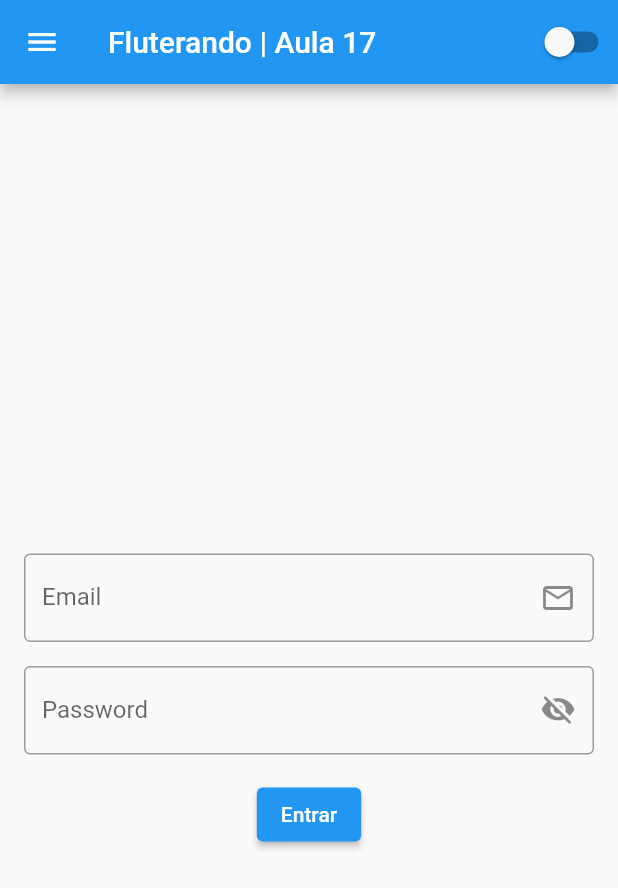
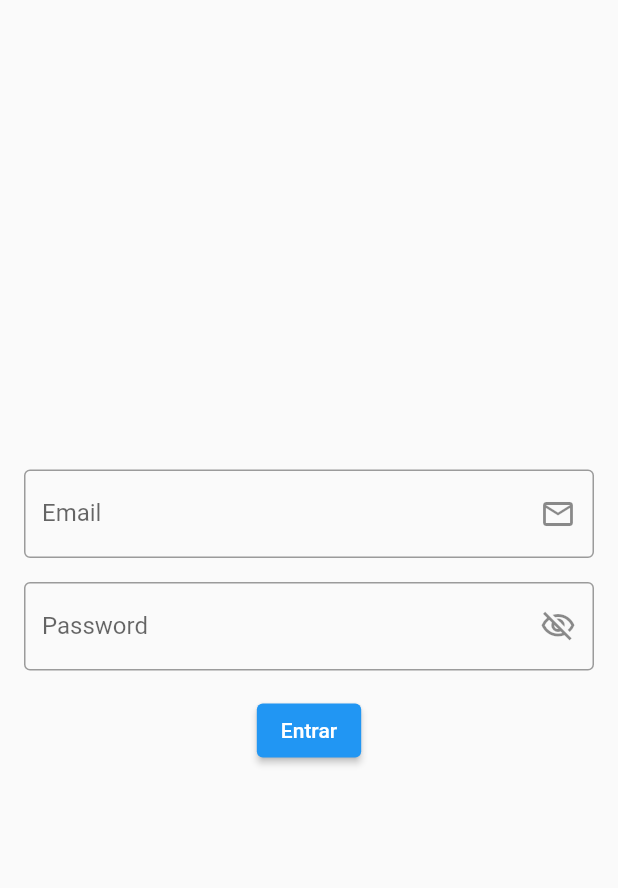
Before and after one commit to tamirfaria/flutterando, a Flutter app: the screen it shows after launch, after a tap on "Entrar", on a phone screen of 412 x 824 dp. Shown: the top 888 px of the screen. Run offline on Flutter 3.47's test engine with Material 2 defaults, Android fonts, the phone set to English and light mode, and no system bars.

Commit message:
feat: Navigation use through login

```diff
--- a/lib/app_widget.dart
+++ b/lib/app_widget.dart
@@ -1,6 +1,6 @@
 import 'package:flutter/material.dart';
 import 'package:flutterando/app_controller.dart';
-import 'package:flutterando/home_page.dart';
+import 'package:flutterando/login_page.dart';
 
 class AppWidget extends StatelessWidget {
   const AppWidget({Key? key}) : super(key: key);
@@ -17,7 +17,7 @@ class AppWidget extends StatelessWidget {
                 ? Brightness.dark
                 : Brightness.light,
           ),
-          home: const HomePage(title: 'Fluterando | Aula 17'),
+          home: const LoginPage(),
         );
       },
     );
--- a/lib/login_page.dart
+++ b/lib/login_page.dart
@@ -1,4 +1,5 @@
 import 'package:flutter/material.dart';
+import 'package:flutterando/home_page.dart';
 
 class LoginPage extends StatefulWidget {
   const LoginPage({Key? key}) : super(key: key);
@@ -11,6 +12,12 @@ class _LoginPageState extends State<LoginPage> {
   String email = '';
   String password = '';
   bool isVisible = false;
+  void changeVisibility() {
+    setState(() {
+      isVisible = !isVisible;
+    });
+  }
+
   @override
   Widget build(BuildContext context) {
     return Scaffold(
@@ -36,12 +43,17 @@ class _LoginPageState extends State<LoginPage> {
                 ),
                 const SizedBox(height: 16.0),
                 TextField(
-                  obscureText: true,
+                  obscureText: (!isVisible) ? true : false,
                   keyboardType: TextInputType.visiblePassword,
-                  decoration: const InputDecoration(
+                  decoration: InputDecoration(
                     labelText: 'Password',
-                    border: OutlineInputBorder(),
-                    suffixIcon: (Icon(Icons.visibility_off_rounded)),
+                    border: const OutlineInputBorder(),
+                    suffixIcon: InkWell(
+                      onTap: () => changeVisibility(),
+                      child: (isVisible)
+                          ? const Icon(Icons.visibility_outlined)
+                          : const Icon(Icons.visibility_off_outlined),
+                    ),
                   ),
                   onChanged: (value) {
                     password = value;
@@ -53,7 +65,12 @@ class _LoginPageState extends State<LoginPage> {
                   onPressed: () {
                     if (email == 'lucastamir@gmail.com' &&
                         password == '123456') {
-                      print('Logado');
+                      Navigator.of(context).pushReplacement(
+                        MaterialPageRoute(
+                          builder: (context) =>
+                              const HomePage(title: 'Bem vindo'),
+                        ),
+                      );
                     } else {
                       print('Tente novamente');
                     }
```
Also changed, not shown: lib/home_page.dart (+26 -3 lines).
